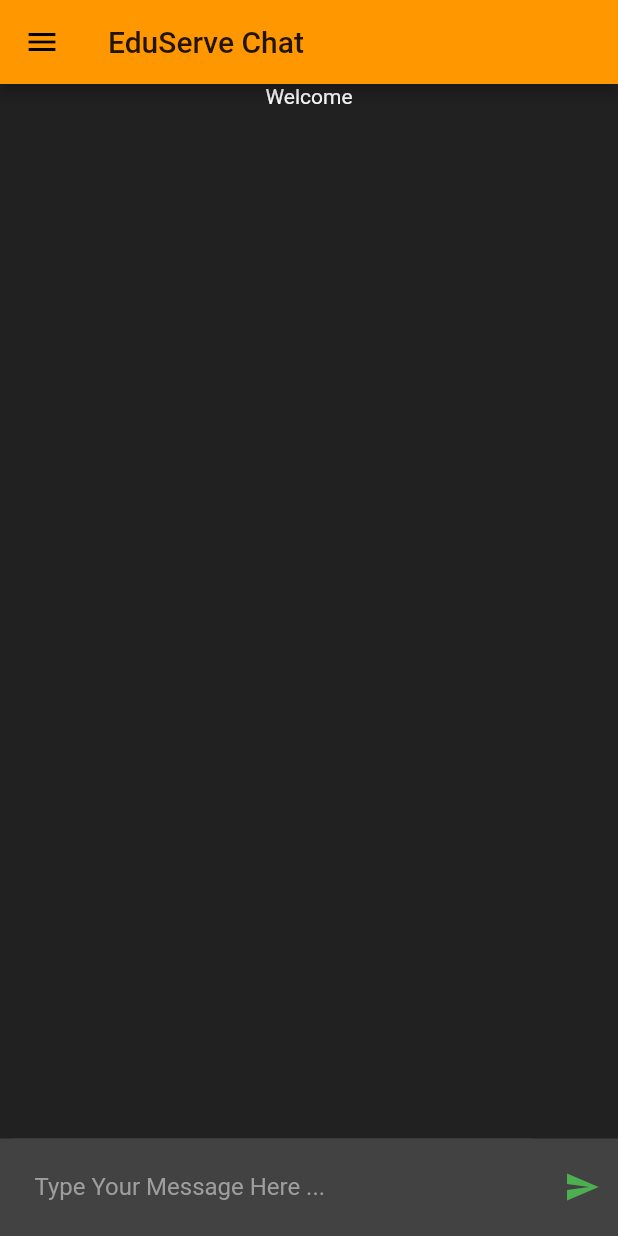
After one commit to sharmayash/EduServe, a Flutter app: the ChatScreen screen opened by its route, in the side drawer, after a tap on the "send" icon, on a phone screen of 412 x 824 dp. The commit adds this screen. Run offline on Flutter 3.47's test engine with Material 2 defaults, Android fonts, the phone set to English and light mode, and no system bars; our stand-ins replace graphql_flutter.

Commit message:
#11 Added ChatScreen

```diff
--- a/mobile_frontend/lib/config/client.dart
+++ b/mobile_frontend/lib/config/client.dart
@@ -2,8 +2,8 @@ import 'package:flutter/cupertino.dart';
 import 'package:graphql_flutter/graphql_flutter.dart';
 
 // String hostName = "localhost"; // For chrome
-String hostName = "10.0.2.2"; //Set "No Proxy" in android emulator settings.
-// String hostName = "192.168.43.27"; // Set "manual proxy" with IP = yourIP and port = 4000.
+// String hostName = "10.0.2.2"; //Set "No Proxy" in android emulator settings.
+String hostName = "192.168.43.27"; // Set "manual proxy" with IP = yourIP and port = 4000 in emulator
 
 class Config {
   static final HttpLink httpLink =
--- a/mobile_frontend/lib/main.dart
+++ b/mobile_frontend/lib/main.dart
@@ -1,4 +1,5 @@
 import 'package:flutter/material.dart';
+import 'package:mobile_frontend/screens/chat/chatScreen.dart';
 import 'package:provider/provider.dart';
 
 import './provider/auth.dart';
@@ -23,7 +24,7 @@ class MyApp extends StatelessWidget {
         debugShowCheckedModeBanner: false,
         theme: ThemeData(
             primarySwatch: Colors.orange,
-            accentColor: Colors.orange[200],
+            accentColor: Colors.grey[800],
             backgroundColor: Colors.grey[900],
             textTheme: ThemeData.dark().textTheme.copyWith(
                   headline1: TextStyle(
@@ -32,14 +33,15 @@ class MyApp extends StatelessWidget {
                     color: Colors.grey,
                     fontWeight: FontWeight.bold,
                   ),
-                  headline2: TextStyle(
-                    color: Colors.grey,
+                  headline6: TextStyle(
+                    color: Colors.grey[300],
                   ),
                 )),
         home: MyHomePage(),
         routes: {
           Login.routeName: (ctx) => Login(),
           SignUp.routeName: (ctx) => SignUp(),
+          ChatScreen.routeName: (ctx) => ChatScreen(),
         },
       ),
     );
--- a/mobile_frontend/lib/screens/auth/login.dart
+++ b/mobile_frontend/lib/screens/auth/login.dart
@@ -18,9 +18,8 @@ class Login extends StatelessWidget {
 
       Provider.of<Auth>(context, listen: false)
           .loginProvider(_credentialC.text, _passwordC.text)
-          .then((_) => Navigator.of(context).popUntil(ModalRoute.withName('/')))
-          .then((_) =>
-              print(Provider.of<Auth>(context, listen: false).userDetails));
+          .then(
+              (_) => Navigator.of(context).popUntil(ModalRoute.withName('/')));
     }
 
     return Scaffold(
--- /dev/null
+++ b/mobile_frontend/lib/screens/chat/chatScreen.dart
@@ -0,0 +1,65 @@
+import 'package:flutter/material.dart';
+import 'package:mobile_frontend/widgets/buildTextField.dart';
+import 'package:provider/provider.dart';
+
+import '../../provider/auth.dart';
+import '../../widgets/MyDrwr.dart';
+
+class ChatScreen extends StatelessWidget {
+  static const routeName = '/chat';
+  final _msgC = TextEditingController();
+
+  @override
+  Widget build(BuildContext context) {
+    return Scaffold(
+      appBar: AppBar(
+        title: Text("EduServe Chat"),
+      ),
+      drawer: MyDrwr(),
+      backgroundColor: Theme.of(context).backgroundColor,
+      body: Consumer<Auth>(
+        builder: (ctx, auth, _) {
+          return Column(
+            children: <Widget>[
+              Expanded(
+                child: SingleChildScrollView(
+                  child: Container(
+                    width: double.infinity,
+                    child: Column(
+                      // Later replace it with ListView / StreamBuilder
+                      mainAxisAlignment: MainAxisAlignment.spaceEvenly,
+                      children: <Widget>[
+                        Text(auth.isAuth
+                            ? 'Hey ${auth.userDetails["username"]}, chat with someone'
+                            : 'Welcome'),
+                      ],
+                    ),
+                  ),
+                ),
+              ),
+              Container(
+                  width: MediaQuery.of(context).size.width,
+                  color: Theme.of(context).accentColor,
+                  child: Row(
+                    children: <Widget>[
+                      Expanded(
+                        child: BuildTextField(
+                            ctx,
+                            _msgC,
+                            "Type Your Message Here ...",
+                            TextInputType.text,
+                            false),
+                      ),
+                      IconButton(
+                          icon: Icon(Icons.send),
+                          color: Colors.green[500],
+                          onPressed: () {})
+                    ],
+                  )),
+            ],
+          );
+        },
+      ),
+    );
+  }
+}
--- a/mobile_frontend/lib/screens/homepage.dart
+++ b/mobile_frontend/lib/screens/homepage.dart
@@ -7,8 +7,7 @@ import '../widgets/MyDrwr.dart';
 class MyHomePage extends StatelessWidget {
   @override
   Widget build(BuildContext context) {
-    return SafeArea(
-      child: Scaffold(
+    return Scaffold(
       appBar: AppBar(
         title: Text("EduServe"),
       ),
@@ -27,7 +26,6 @@ class MyHomePage extends StatelessWidget {
           );
         },
       ),
-      ),
     );
   }
 }
--- a/mobile_frontend/lib/widgets/MyDrwr.dart
+++ b/mobile_frontend/lib/widgets/MyDrwr.dart
@@ -1,4 +1,7 @@
 import 'package:flutter/material.dart';
+import 'package:provider/provider.dart';
+
+import '../provider/auth.dart';
 
 class MyDrwr extends StatelessWidget {
   Widget buildListTile(
@@ -34,6 +37,17 @@ class MyDrwr extends StatelessWidget {
             SizedBox(
               height: 20,
             ),
+            Consumer<Auth>(builder: (ctx, auth, _) {
+              return auth.isAuth
+                  ? Column(
+                      children: <Widget>[
+                        buildListTile(context, "Chat", () {
+                          Navigator.of(context).pushNamed('/chat');
+                        }),
+                      ],
+                    )
+                  : Column(
+                      children: <Widget>[
                         buildListTile(context, "Log In", () {
                           Navigator.of(context).pushNamed('/login');
                         }),
@@ -41,6 +55,9 @@ class MyDrwr extends StatelessWidget {
                           Navigator.of(context).pushNamed('/signup');
                         }),
                       ],
+                    );
+            })
+          ],
         ),
       ),
     );
--- /dev/null
+++ b/mobile_frontend/lib/widgets/buildTextField.dart
@@ -0,0 +1,40 @@
+import 'package:flutter/material.dart';
+
+class BuildTextField extends StatefulWidget {
+  final ctx;
+  final controller;
+  final label;
+  final keyboardType;
+  final obscureText;
+  BuildTextField(this.ctx, this.controller, this.label, this.keyboardType,
+      this.obscureText);
+
+  @override
+  _BuildTextFieldState createState() => _BuildTextFieldState();
+}
+
+class _BuildTextFieldState extends State<BuildTextField> {
+  @override
+  Widget build(BuildContext context) {
+    return Container(
+      padding: EdgeInsets.symmetric(horizontal: 20),
+      decoration: BoxDecoration(
+          border: Border.all(color: Theme.of(widget.ctx).accentColor, width: 3),
+          borderRadius: BorderRadius.all(Radius.circular(10))),
+      child: TextField(
+        controller: widget.controller,
+        keyboardType: widget.keyboardType,
+        obscureText: widget.obscureText,
+        // onSubmitted: (_) => _onSubmitFunc,
+        style: TextStyle(
+          color: Colors.grey,
+        ),
+        cursorColor: Colors.grey,
+        decoration: InputDecoration(
+            labelStyle: TextStyle(color: Colors.grey),
+            border: InputBorder.none,
+            labelText: widget.label),
+      ),
+    );
+  }
+}
```
Lines whose indentation alone changed are shown as unchanged.
